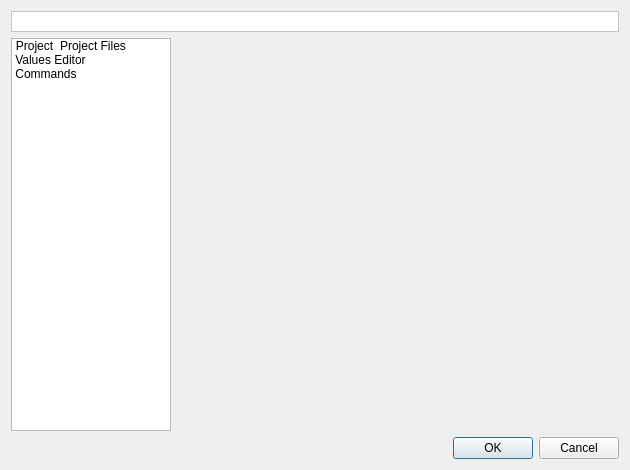
Old version of the form v2/branches/newxup/monkey/src/xupmanager/gui/UIXUPEditor.ui in the repository testmana2/mks.
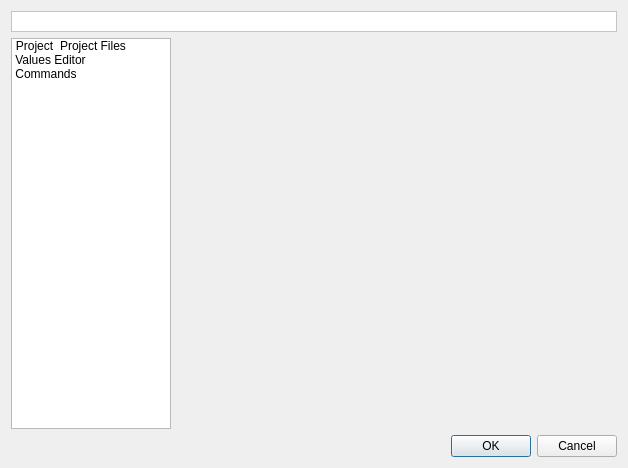
New version of the form. Icons and pictures are not drawn. Custom widgets are drawn as their Qt base class.

The edit to the form file:
```diff
--- a/v2/branches/newxup/monkey/src/xupmanager/gui/UIXUPEditor.ui
+++ b/v2/branches/newxup/monkey/src/xupmanager/gui/UIXUPEditor.ui
@@ -6,8 +6,8 @@
    <rect>
     <x>0</x>
     <y>0</y>
-    <width>630</width>
-    <height>470</height>
+    <width>628</width>
+    <height>468</height>
    </rect>
   </property>
   <property name="windowTitle">
```
Left out of the diff: 3 changed lines with no effect on the pictures.
